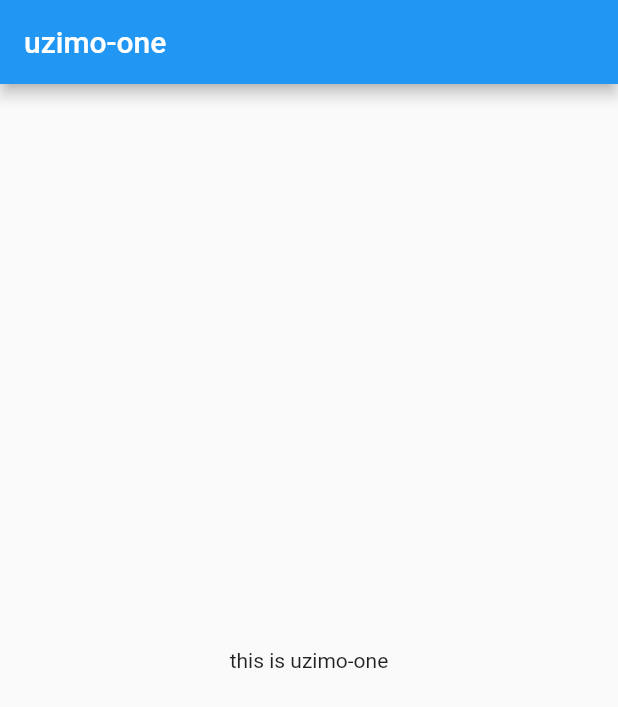
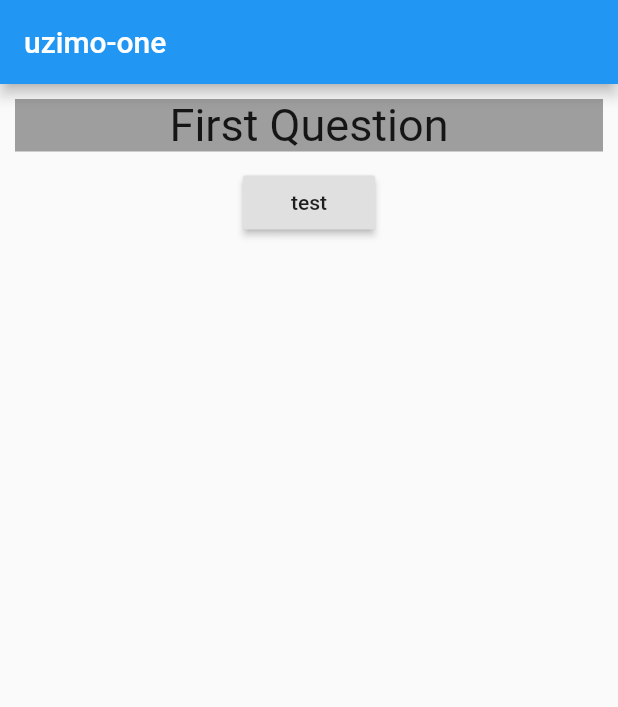
Before and after one commit to GianclaudioCarella/uzimo_one, a Flutter app: the screen it shows after launch, on a phone screen of 412 x 824 dp. Shown: the top 707 px of the screen. Run offline on Flutter 3.47's test engine with Material 2 defaults, Android fonts, the phone set to English and light mode, and no system bars.

Commit message:
Creating first widgets

```diff
--- /dev/null
+++ b/lib/answer.dart
@@ -0,0 +1,21 @@
+import 'package:flutter/material.dart';
+
+class Answer extends StatelessWidget {
+  @override
+  Widget build(BuildContext context) {
+    return Container(
+      child: Column(
+        children: <Widget>[buildRaisedButton()],
+      ),
+    );
+  }
+
+  RaisedButton buildRaisedButton() {
+    return RaisedButton(
+      child: Text('test'),
+      onPressed: () {
+
+      },
+    );
+  }
+}
--- a/lib/main.dart
+++ b/lib/main.dart
@@ -1,10 +1,17 @@
 import 'package:flutter/material.dart';
+import './answer.dart';
+import './question.dart';
 
 void main() {
   runApp(MyApp());
 }
 
-class MyApp extends StatelessWidget {
+class MyApp extends StatefulWidget {
+  @override
+  _MyAppState createState() => _MyAppState();
+}
+
+class _MyAppState extends State<MyApp> {
   @override
   Widget build(BuildContext context) {
     return MaterialApp(
@@ -12,7 +19,13 @@ class MyApp extends StatelessWidget {
         appBar: AppBar(
           title: Text('uzimo-one'),
         ),
-        body: Center(child: Text('this is uzimo-one')),
+        body: Container(
+            child: Column(
+          children: <Widget>[
+            Question('First Question'),
+            Answer(),
+          ],
+        )),
       ),
     );
   }
--- /dev/null
+++ b/lib/question.dart
@@ -0,0 +1,21 @@
+import 'package:flutter/material.dart';
+
+class Question extends StatelessWidget {
+  final String question;
+
+  Question(this.question);
+
+  @override
+  Widget build(BuildContext context) {
+    return Container(
+      margin: EdgeInsets.all(10.0),
+      color: Colors.grey,
+      width: double.infinity,
+      child: Text(
+        question,
+        style: TextStyle(fontSize: 30),
+        textAlign: TextAlign.center,
+      ),
+    );
+  }
+}
```
Also changed, not shown: 1 other file.
